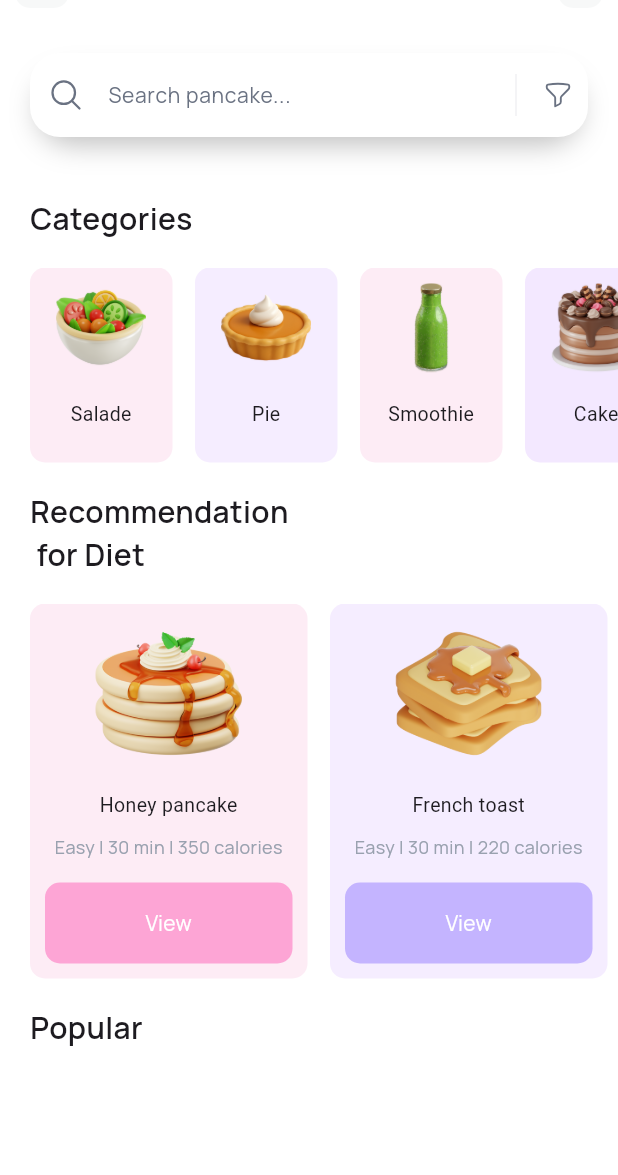
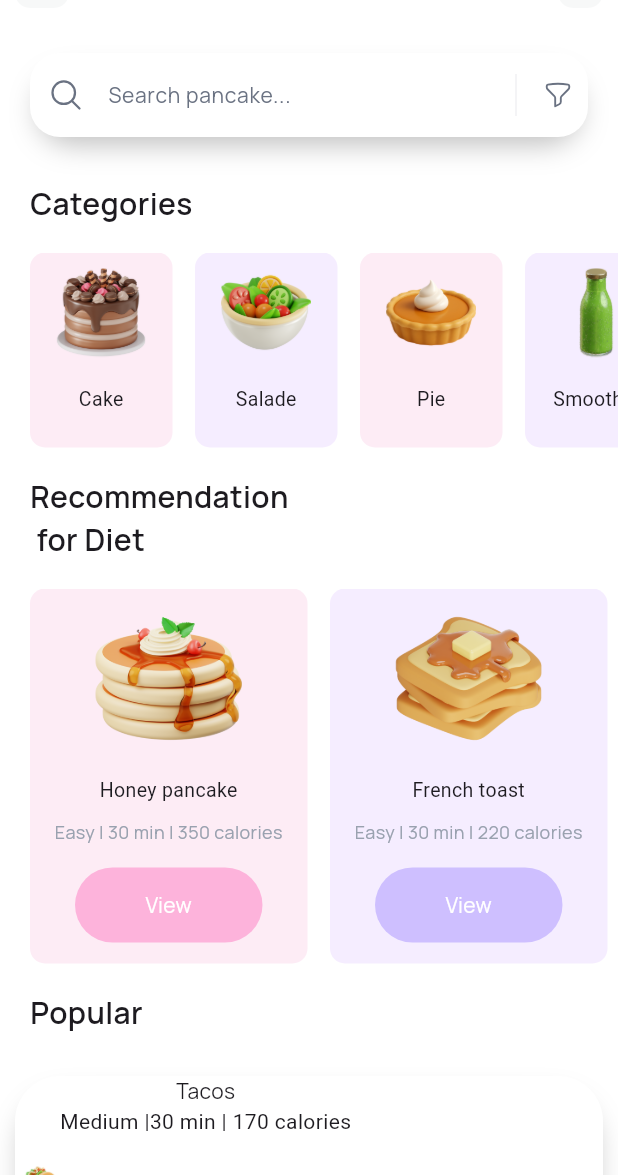
Before and after one commit to 1ynies/breakfast_screen, a Flutter app: the screen it shows after launch, on a phone screen of 412 x 824 dp, the part 61-1236 px from its top. Run offline on Flutter 3.47's test engine with Material 3 defaults, Android fonts, the phone set to English and light mode, and no system bars; our stand-ins replace flutter_svg, google_fonts.

Commit message:
popular section added

```diff
--- a/lib/features/models/category_model.dart
+++ b/lib/features/models/category_model.dart
@@ -14,34 +14,37 @@ class CategoryModel {
   // Static method to provide the list of categories
   static List<CategoryModel> getCategories() {
     List<CategoryModel> categories = [];
+
+    categories.add(
+      CategoryModel(
+        title: 'Cake',
+        iconPath: 'lib/assets/cake.png',
+       boxColor: const Color(0xCCFCE7F3),
+      ),
+    );
     categories.add(
       CategoryModel(
         title: 'Salade',
         iconPath: 'lib/assets/salade.png',
-        boxColor: const Color(0xFFFCE7F3).withOpacity(0.8),
+        boxColor: const Color(0xCCF3E8FF),
       ),
     );
     categories.add(
       CategoryModel(
         title: 'Pie',
         iconPath: 'lib/assets/pie.png',
-        boxColor: const Color(0xFFF3E8FF).withOpacity(0.8),
+        boxColor: const Color(0xCCFCE7F3),
+
       ),
     );
     categories.add(
       CategoryModel(
         title: 'Smoothies',
         iconPath: 'lib/assets/smoothy.png',
-        boxColor: const Color(0xFFFCE7F3).withOpacity(0.8),
+        boxColor: const Color(0xCCF3E8FF),
       ),
     );
-    categories.add(
-      CategoryModel(
-        title: 'Cake',
-        iconPath: 'lib/assets/cake.png',
-        boxColor: const Color(0xFFF3E8FF),
-      ),
-    );
+
     return categories;
   }
 }
--- /dev/null
+++ b/lib/features/models/popular_model.dart
@@ -0,0 +1,33 @@
+
+
+class PopularModel {
+  String title;
+  String iconPath;
+  String info;
+
+  PopularModel({
+    required this.title,
+    required this.iconPath,
+    required this.info,
+  });
+
+  static List<PopularModel> getpopular() {
+    List<PopularModel> populars = [];
+
+    populars.add(
+      PopularModel(
+        title: 'Tacos',
+        iconPath: 'lib/assets/tacos.png',
+        info: 'Medium |30 min | 170 calories',
+      ),
+    );
+    populars.add(
+      PopularModel(
+        title: 'Blueberry pancakes',
+        iconPath: 'lib/assets/blueberry_pancake.png',
+        info: 'Easy |20 min | 350 calories',
+      ),
+    );
+    return populars;
+  }
+}
--- a/lib/features/models/recommendation_model.dart
+++ b/lib/features/models/recommendation_model.dart
@@ -17,8 +17,8 @@ class RecommendationModel {
 
   static List<RecommendationModel> getRecommendations() {
     List<RecommendationModel> recommendations = [];
-    Color Pink = Color(0xFFFDA5D5);
-    Color Purple = Color(0xFFC4B4FF);
+    Color Pink = const Color(0xCCFDA5D5);
+    Color Purple = const Color(0xCCC4B4FF);
 
     recommendations.add(
       RecommendationModel(
@@ -26,7 +26,7 @@ class RecommendationModel {
         iconPath: 'lib/assets/honey_pancake.png',
         info: 'Easy | 30 min | 350 calories',
         buttonColor: Pink,
-        boxColor: const Color(0xFFFCE7F3).withOpacity(0.8),
+        boxColor: const Color(0xCCFCE7F3).withOpacity(0.8),
       ),
     );
 
@@ -36,7 +36,7 @@ class RecommendationModel {
         iconPath: 'lib/assets/french_toast.png',
         info: 'Easy | 30 min | 220 calories',
         buttonColor: Purple,
-        boxColor: const Color(0xFFF3E8FF).withOpacity(0.8),
+        boxColor: const Color(0xCCF3E8FF).withOpacity(0.8),
       ),
     );
 
@@ -45,8 +45,8 @@ class RecommendationModel {
         name: 'Black coffee',
         iconPath: 'lib/assets/coffe.png',
         info: 'Easy | 30 min | 220 calories',
-        buttonColor: Purple,
-        boxColor: const Color(0xFFF3E8FF).withOpacity(0.8),
+        buttonColor: Pink,
+        boxColor:const Color(0xCCFCE7F3).withOpacity(0.8),
       ),
     );
 
@@ -55,17 +55,17 @@ class RecommendationModel {
         name: 'Greek yogurt',
         iconPath: 'lib/assets/plain_yogurt.png',
         info: 'Easy | 30 min | 220 calories',
-        buttonColor: Pink,
-        boxColor: const Color(0xFFF3E8FF).withOpacity(0.8),
+        buttonColor: Purple,
+        boxColor: const Color(0xCCF3E8FF).withOpacity(0.8),
       ),
     );
-     recommendations.add(
+    recommendations.add(
       RecommendationModel(
         name: 'Milk',
         iconPath: 'lib/assets/glass_of_milk.png',
         info: 'Easy | 30 min | 220 calories',
-        buttonColor: Purple,
-        boxColor: const Color(0xFFF3E8FF).withOpacity(0.8),
+        buttonColor: Pink,
+        boxColor:const Color(0xCCFCE7F3).withOpacity(0.8),
       ),
     );
 
--- /dev/null
+++ b/lib/features/presentation/Widgets/popular_card.dart
@@ -0,0 +1,50 @@
+import 'package:breakfast_app/features/models/popular_model.dart';
+import 'package:flutter/material.dart';
+import 'package:flutter_svg/svg.dart';
+import 'package:google_fonts/google_fonts.dart';
+
+class PopularCard extends StatelessWidget {
+  final PopularModel populars;
+  const PopularCard({super.key, required this.populars});
+
+  @override
+  Widget build(BuildContext context) {
+    return SizedBox(
+
+      height: 170,
+      width: double.infinity,
+      child: Container(
+
+        margin: EdgeInsets.all(10),
+        decoration: BoxDecoration(
+          color: Colors.white,
+          borderRadius: BorderRadius.circular(30),
+          boxShadow: [
+            BoxShadow(
+              // The shadow in the image is darker and extends downward
+              color: Colors.black.withOpacity(
+                0.25,
+              ), // Adjust opacity for desired darkness
+              offset: const Offset(0, 10), // Significantly offset downward
+              blurRadius: 15, // Increase blurRadius for a softer, larger spread
+              spreadRadius: -5, // Optional: slightly contract the shadow edges
+            ),
+          ],
+        ),
+        child: Row(
+          children: [
+            Image.asset(populars.iconPath, width: 30, height: 30),
+            Column(
+              children: [
+                Text(populars.title, style: GoogleFonts.manrope()),
+                Text(populars.info),
+              ],
+            ),
+
+            SvgPicture.asset('lib/assets/svg/arrow_right.svg'),
+          ],
+        ),
+      ),
+    );
+  }
+}
--- a/lib/features/presentation/Widgets/recommendation_diet_widget.dart
+++ b/lib/features/presentation/Widgets/recommendation_diet_widget.dart
@@ -52,21 +52,21 @@ class RecommendationDietCard extends StatelessWidget {
               ),
             ),
             const SizedBox(height: 10),
-            Expanded(
+
+            SizedBox(
+              height: 50,
               child: InkWell(
                 onTap: () {
                   // -- to be implemented later ---
                 },
-                child: SizedBox(
-                  width: 100, // <-- Set your desired width here
-                  height: 10,
+
                 child: Container(
                   padding: EdgeInsets.symmetric(horizontal: 10.0),
+                  margin: EdgeInsets.only(left: 20,right: 20),
 
-                    height: 10,
                   alignment: Alignment.center,
                   decoration: BoxDecoration(
-                      borderRadius: BorderRadius.circular(10),
+                    borderRadius: BorderRadius.circular(25),
                     color: recommendation.buttonColor ?? Colors.white,
                   ),
 
@@ -80,7 +80,6 @@ class RecommendationDietCard extends StatelessWidget {
                 ),
               ),
             ),
-            ),
           ],
         ),
       ),
--- a/lib/features/presentation/home.dart
+++ b/lib/features/presentation/home.dart
@@ -1,4 +1,6 @@
+import 'package:breakfast_app/features/models/popular_model.dart';
 import 'package:breakfast_app/features/presentation/Widgets/category_card.dart';
+import 'package:breakfast_app/features/presentation/Widgets/popular_card.dart';
 import 'package:breakfast_app/features/presentation/Widgets/recommendation_diet_widget.dart';
 import 'package:breakfast_app/features/models/category_model.dart';
 import 'package:breakfast_app/features/models/recommendation_model.dart';
@@ -25,10 +27,16 @@ class _HomepageState extends State<Homepage> {
     recommendations = RecommendationModel.getRecommendations();
   }
 
+  List<PopularModel> populars = [];
+  void _getpopulars() {
+    populars = PopularModel.getpopular();
+  }
+
   @override
   void initState() {
     _getCategories();
     _getRecommendations();
+    _getpopulars();
     super.initState();
   }
 
@@ -37,10 +45,11 @@ class _HomepageState extends State<Homepage> {
     return Scaffold(
       backgroundColor: Colors.white,
       appBar: appBar(),
-      body: Column(
+      body: SingleChildScrollView(
+        child: Column(
           children: [
             SearchField(),
-          const SizedBox(height: 20),
+            const SizedBox(height: 10),
             Column(
               crossAxisAlignment: CrossAxisAlignment.start,
               children: [
@@ -73,6 +82,7 @@ class _HomepageState extends State<Homepage> {
                   ),
                 ),
                 const SizedBox(height: 18),
+                // --  Call the function to build the horizontal list --
                 _horizontalRecommendationDietList(),
                 const SizedBox(height: 18),
                 Padding(
@@ -88,10 +98,12 @@ class _HomepageState extends State<Homepage> {
                   ),
                 ),
                 const SizedBox(height: 18),
-
+                // --  Call the function to build the horizontal list --
+               _verticalpopularlist(),
               ],
             ),
           ],
+        ),
       ),
     );
   }
@@ -125,6 +137,21 @@ class _HomepageState extends State<Homepage> {
         },
         // We only need padding on the outside edge now
         padding: const EdgeInsets.symmetric(horizontal: 12.5),
+      ),
+    );
+  }
+
+  Widget _verticalpopularlist() {
+    return SizedBox(
+      height: 400,
+      child: ListView.builder(
+          itemCount: populars.length,
+          itemBuilder: (context, index) {
+            return PopularCard(populars: populars[index]);
+          },
+          // We only need padding on the outside edge now
+          // padding: const EdgeInsets.symmetric(horizontal: 12.5),
+
       ),
     );
   }
--- a/pubspec.yaml
+++ b/pubspec.yaml
@@ -74,6 +74,9 @@ flutter:
     - lib/assets/glass_of_milk.png
     - lib/assets/coffe.png
     - lib/assets/plain_yogurt.png
+    - lib/assets/svg/arrow_right.svg
+    - lib/assets/blueberry_pancake.png
+    - lib/assets/tacos.png
 
   # An image asset can refer to one or more resolution-specific "variants", see
   # https://flutter.dev/to/resolution-aware-images
```
Also changed, not shown: lib/assets/blueberry_pancake.png (added), lib/assets/svg/arrow_right.svg (added), lib/assets/tacos.png (added). Lines whose indentation alone changed are shown as unchanged.
